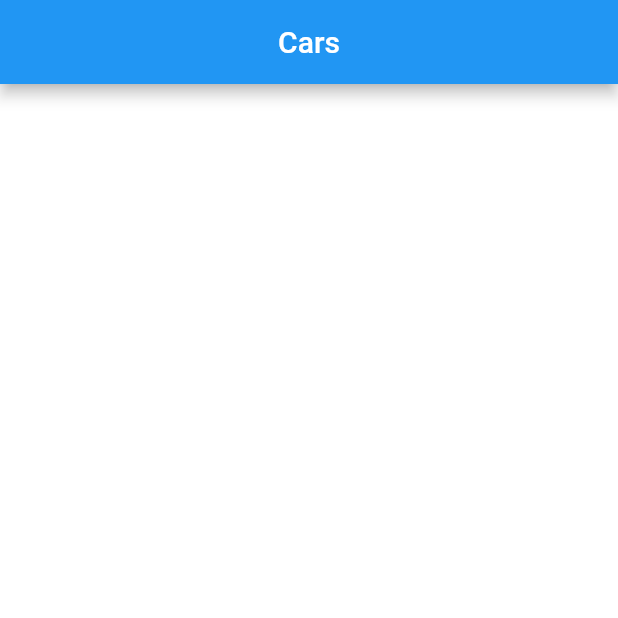
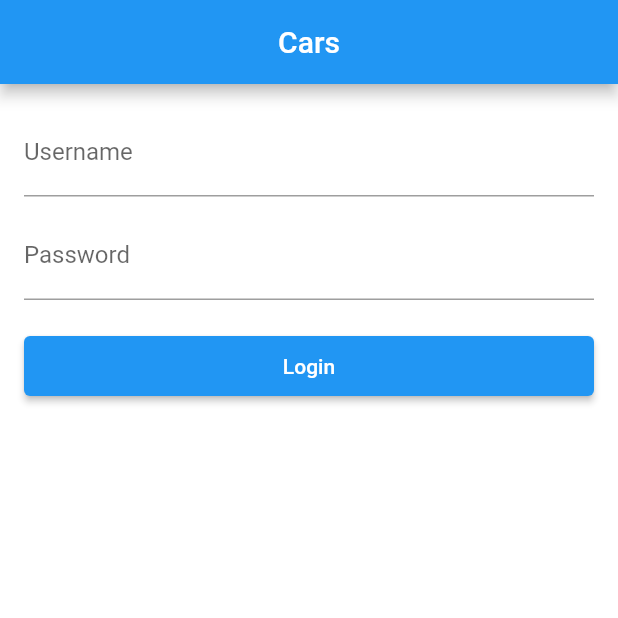
Before and after one commit to dilersik/flutter_carros, a Flutter app: the screen it shows after launch, on a phone screen of 412 x 824 dp, the top half of it. Run offline on Flutter 3.47's test engine with Material 2 defaults, Android fonts, the phone set to English and light mode, and no system bars.

Commit message:
Login Page

```diff
--- a/lib/main.dart
+++ b/lib/main.dart
@@ -11,8 +11,12 @@ class MyApp extends StatelessWidget {
   @override
   Widget build(BuildContext context) {
     return MaterialApp(
-        debugShowCheckedModeBanner: false,
-        theme: ThemeData(primarySwatch: Colors.blue),
-        home: const LoginPage());
+      debugShowCheckedModeBanner: false,
+      theme: ThemeData(
+        primarySwatch: Colors.blue,
+        scaffoldBackgroundColor: Colors.white
+      ),
+      home: LoginPage(),
+    );
   }
 }
--- a/lib/pages/login_page.dart
+++ b/lib/pages/login_page.dart
@@ -1,7 +1,10 @@
 import 'package:flutter/material.dart';
 
 class LoginPage extends StatelessWidget {
-  const LoginPage({super.key});
+  LoginPage({super.key});
+
+  final _tUser = TextEditingController();
+  final _tPwd = TextEditingController();
 
   @override
   Widget build(BuildContext context) {
@@ -17,7 +20,50 @@ class LoginPage extends StatelessWidget {
 
   _body() {
     return Container(
-      color: Colors.white,
+      padding: const EdgeInsets.all(16),
+      child: ListView(
+        children: [
+          _textFormField("Username", "Type your Login name",
+              controller: _tUser),
+          const SizedBox(
+            height: 10,
+          ),
+          _textFormField("Password", "Type your Password",
+              password: true, controller: _tPwd),
+          const SizedBox(
+            height: 20,
+          ),
+          _elevatedButton("Login", () => _onClickLogin())
+        ],
+      ),
     );
   }
+
+  _elevatedButton(String label, onPressed) {
+    return ElevatedButton(
+      onPressed: onPressed,
+      style: ElevatedButton.styleFrom(
+        backgroundColor: Colors.blue,
+        padding: const EdgeInsets.all(12),
+      ),
+      child: Text(label),
+    );
+  }
+
+  _textFormField(String label, String hint, {password = false, controller}) {
+    return TextFormField(
+      controller: controller,
+      obscureText: password,
+      decoration: InputDecoration(
+        labelText: label,
+        hintText: hint,
+      ),
+    );
+  }
+
+  _onClickLogin() {
+    String user = _tUser.text;
+    String pwd = _tPwd.text;
+    print("$user ; $pwd");
+  }
 }
```
